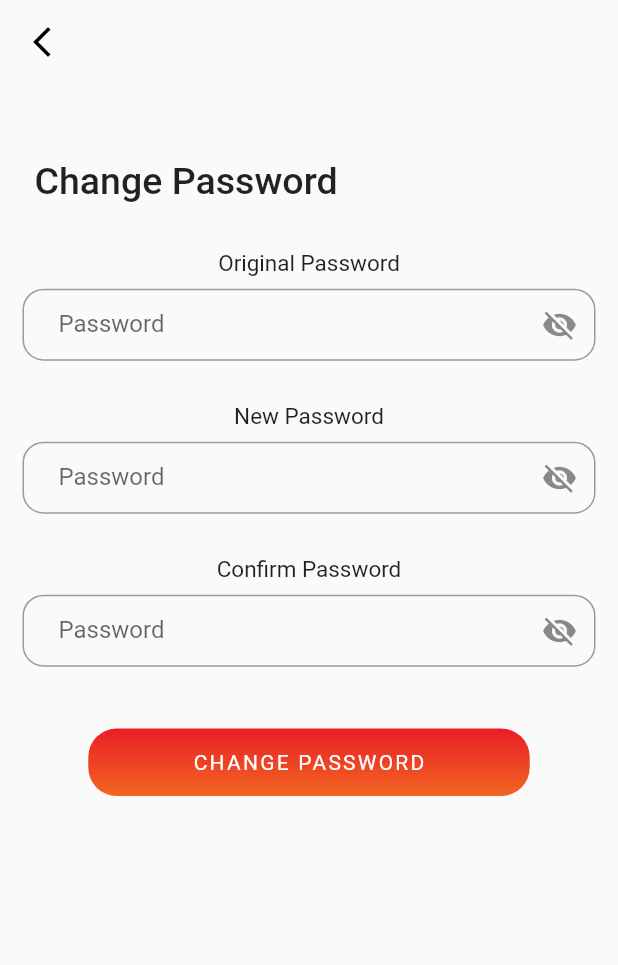
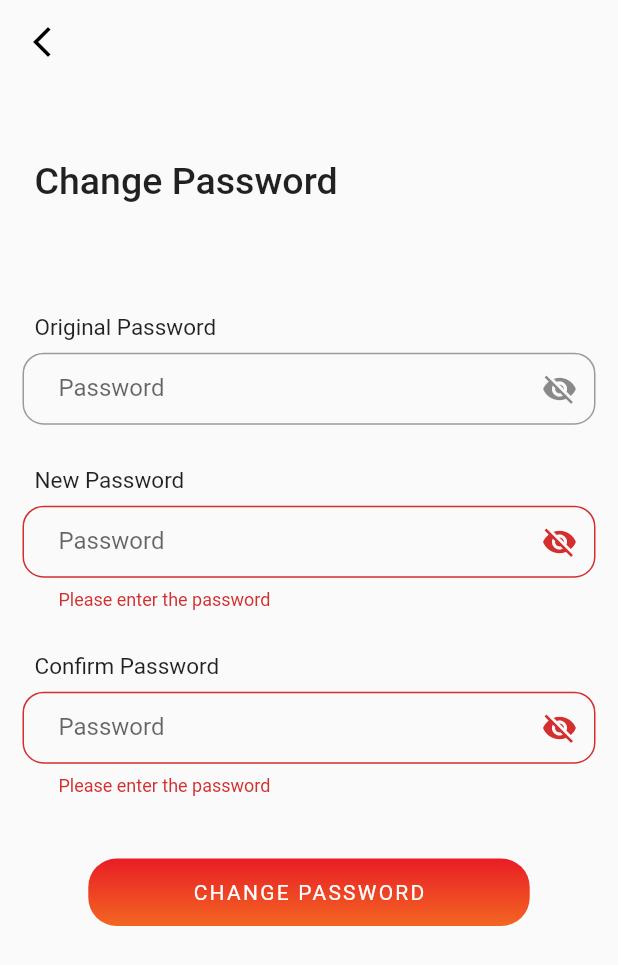
Before and after one commit to Saugat913/mobblazer, a Flutter app: the ChangePasswordPage screen opened directly, after a tap on "CHANGE PASSWORD", on a phone screen of 412 x 824 dp. Shown: the top 965 px of the screen. Run offline on Flutter 3.47's test engine with Material 2 defaults, Android fonts, the phone set to English and light mode, and no system bars; our stand-ins replace shared_preferences; accounts and stored records are empty.

Commit message:
finishing touch

```diff
--- a/lib/screen/AddCustomer.dart
+++ b/lib/screen/AddCustomer.dart
@@ -62,7 +62,7 @@ class _AddCustomerPageState extends State<AddCustomerPage> {
                 padding: EdgeInsets.only(
                     left: screenWidth * 0.07,
                     right: screenWidth * 0.07,
-                    top: screenWidth * 0.07),
+                    top: screenHeight * 0.1),
                 child: Form(
                   key: _formKey,
                   child: Column(
--- a/lib/screen/ListPage/LocationList.dart
+++ b/lib/screen/ListPage/LocationList.dart
@@ -165,6 +165,7 @@ class _LocationListPageState extends State<LocationListPage> {
                                                         .elementAt(index)
                                                         .values
                                                         .first,
+                                                        businessId: widget.isMain != true ?widget.businessId:null,
                                                   ))));
                                       //}
                                     },
--- a/lib/screen/change_password.dart
+++ b/lib/screen/change_password.dart
@@ -1,4 +1,8 @@
 import 'package:flutter/material.dart';
+import 'package:mobblazers/components/snackbar.dart';
+import 'package:mobblazers/screen/LogIn.dart';
+import 'package:mobblazers/screen/session.dart';
+import 'package:mobblazers/services/rest_service.dart';
 
 class ChangePasswordPage extends StatefulWidget {
   @override
@@ -9,6 +13,7 @@ class _ChangePasswordPageState extends State<ChangePasswordPage> {
   final _formKey = GlobalKey<FormState>();
   late String _originalPassword;
   late String _newPassword;
+  final TextEditingController _oldPasswordController = TextEditingController();
   final TextEditingController _passwordController = TextEditingController();
   final TextEditingController _confirmPasswordController =
       TextEditingController();
@@ -33,7 +38,8 @@ class _ChangePasswordPageState extends State<ChangePasswordPage> {
         backgroundColor: Colors.transparent,
         elevation: 0,
       ),
-      body: Padding(
+      body: Container(
+        width: MediaQuery.of(context).size.width,
         padding: const EdgeInsets.all(15.0),
         child: SingleChildScrollView(
           child: Column(
@@ -49,12 +55,13 @@ class _ChangePasswordPageState extends State<ChangePasswordPage> {
                   style: TextStyle(fontSize: 25, fontWeight: FontWeight.w500),
                 ),
               ),
-              const SizedBox(
-                height: 15,
+               SizedBox(
+                height: MediaQuery.of(context).size.height * 0.07
               ),
               Form(
                   key: _formKey,
                   child: Column(
+                    crossAxisAlignment: CrossAxisAlignment.start,
                     children: [
                       Padding(
                         padding: const EdgeInsets.all(8.0),
@@ -68,7 +75,7 @@ class _ChangePasswordPageState extends State<ChangePasswordPage> {
                         ),
                       ),
                       TextFormField(
-                        controller: _passwordController,
+                        controller: _oldPasswordController,
                         obscureText: _obscurePassword,
                         decoration: InputDecoration(
                           border: OutlineInputBorder(
@@ -146,7 +153,7 @@ class _ChangePasswordPageState extends State<ChangePasswordPage> {
                         ),
                       ),
                       TextFormField(
-                        controller: _passwordController,
+                        controller: _confirmPasswordController,
                         obscureText: _obscurePassword,
                         decoration: InputDecoration(
                           border: OutlineInputBorder(
@@ -183,7 +190,21 @@ class _ChangePasswordPageState extends State<ChangePasswordPage> {
                 height: MediaQuery.of(context).size.height / 20,
               ),
               GestureDetector(
-                onTap: () async {},
+                onTap: () async {
+                  if (_formKey.currentState!.validate()) {
+                    var status = await RestService.resetPasswordFromInside(
+                        _oldPasswordController.text,
+                        _confirmPasswordController.text);
+                    if (status == null) {
+                      SessionExpired();
+                    }
+                    showSnackBar(context, status!.message);
+                    // if (status!.status != 404) {
+                    //   Navigator.of(context).push(MaterialPageRoute(
+                    //       builder: ((context) => LogInPage())));
+                    // }
+                  }
+                },
                 child: Center(
                   child: Container(
                     height: 45,
```
Also changed, not shown: lib/screen/ListPage/CustomerListPage.dart (+18 -7 lines), lib/services/rest_service.dart (+7 -6 lines).
